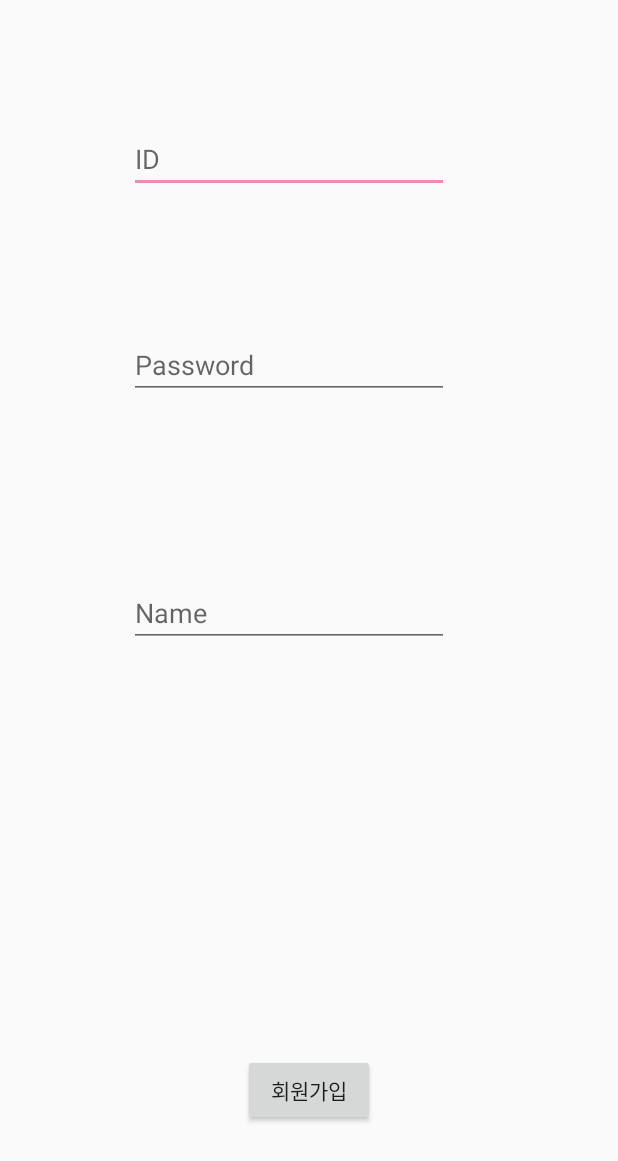
After one commit to alsghwhvhr12/babmukja-and-, an Android app: the RegActivity screen opened directly, with no data from a screen before it, on a phone screen of 412 x 824 dp. The commit adds this screen. Shown: the top 1161 px of the screen. Run offline under Robolectric (Android 15) with nearby library versions, the phone set to English and light mode, and no system bars.

Commit message:
회원가입

```diff
--- a/app/build.gradle
+++ b/app/build.gradle
@@ -5,7 +5,7 @@ android {
     buildToolsVersion "29.0.0"
     defaultConfig {
         applicationId "com.example.samplesenti"
-        minSdkVersion 29
+        minSdkVersion 28
         targetSdkVersion 29
         versionCode 1
         versionName "1.0"
--- a/app/src/main/AndroidManifest.xml
+++ b/app/src/main/AndroidManifest.xml
@@ -9,7 +9,8 @@
         android:roundIcon="@mipmap/ic_launcher_round"
         android:supportsRtl="true"
         android:theme="@style/AppTheme">
-        <activity android:name=".MainActivity2"></activity>
+        <activity android:name=".RegActivity"></activity>
+        <activity android:name=".MainActivity2" />
         <activity
             android:name=".MainMenuAct"
             android:label="@string/title_activity_main_menu" />
--- /dev/null
+++ b/app/src/main/java/com/example/samplesenti/RegActivity.java
@@ -0,0 +1,31 @@
+package com.example.samplesenti;
+
+import androidx.appcompat.app.AppCompatActivity;
+
+import android.content.Intent;
+import android.os.Bundle;
+import android.view.View;
+import android.widget.Button;
+import android.widget.EditText;
+
+public class RegActivity extends AppCompatActivity {
+
+    @Override
+    protected void onCreate(Bundle savedInstanceState) {
+        super.onCreate(savedInstanceState);
+        setContentView(R.layout.activity_reg);
+
+        EditText etId  = (EditText) findViewById(R.id.etId);
+        EditText etPassword = (EditText) findViewById(R.id.etPassword);
+        EditText etName = (EditText) findViewById(R.id.etName);
+        Button btnReg= (Button) findViewById(R.id.btnReg);
+
+        btnReg.setOnClickListener(new View.OnClickListener() {
+            @Override
+            public void onClick(View view) {
+                Intent registerintent = new Intent(RegActivity.this,MainMenuAct.class);
+                RegActivity.this.startActivity(registerintent);
+            }
+        });
+    }
+}
--- /dev/null
+++ b/app/src/main/res/layout/activity_reg.xml
@@ -0,0 +1,55 @@
+<?xml version="1.0" encoding="utf-8"?>
+<androidx.constraintlayout.widget.ConstraintLayout xmlns:android="http://schemas.android.com/apk/res/android"
+    xmlns:app="http://schemas.android.com/apk/res-auto"
+    xmlns:tools="http://schemas.android.com/tools"
+    android:layout_width="match_parent"
+    android:layout_height="match_parent"
+    tools:context=".RegActivity">
+
+    <EditText
+        android:id="@+id/etId"
+        android:layout_width="wrap_content"
+        android:layout_height="wrap_content"
+        android:layout_marginTop="83dp"
+        android:ems="10"
+        android:hint="ID"
+        android:inputType="textPersonName"
+        app:layout_constraintEnd_toEndOf="@+id/etPassword"
+        app:layout_constraintStart_toStartOf="@+id/etPassword"
+        app:layout_constraintTop_toTopOf="parent"
+        android:autofillHints="" />
+
+    <EditText
+        android:id="@+id/etPassword"
+        android:layout_width="wrap_content"
+        android:layout_height="wrap_content"
+        android:layout_marginTop="92dp"
+        android:ems="10"
+        android:hint="Password"
+        android:inputType="textPassword"
+        app:layout_constraintEnd_toEndOf="@+id/etName"
+        app:layout_constraintStart_toStartOf="@+id/etName"
+        app:layout_constraintTop_toBottomOf="@+id/etId" />
+
+    <Button
+        android:id="@+id/btnReg"
+        android:layout_width="wrap_content"
+        android:layout_height="wrap_content"
+        android:layout_marginBottom="73dp"
+        android:text="회원가입"
+        app:layout_constraintBottom_toBottomOf="parent"
+        app:layout_constraintEnd_toEndOf="parent"
+        app:layout_constraintStart_toStartOf="parent" />
+
+    <EditText
+        android:id="@+id/etName"
+        android:layout_width="wrap_content"
+        android:layout_height="wrap_content"
+        android:layout_marginStart="86dp"
+        android:layout_marginTop="120dp"
+        android:ems="10"
+        android:hint="Name"
+        android:inputType="textPersonName"
+        app:layout_constraintStart_toStartOf="parent"
+        app:layout_constraintTop_toBottomOf="@+id/etPassword" />
+</androidx.constraintlayout.widget.ConstraintLayout>
--- a/app/src/main/res/layout/fragment_home.xml
+++ b/app/src/main/res/layout/fragment_home.xml
@@ -93,7 +93,7 @@
                     android:text="피굽" />
 
                 <TextView
-                    android:id="@+id/textView5"
+                    android:id="@+id/tvWantReg"
                     android:layout_width="0dp"
                     android:layout_height="wrap_content"
                     android:layout_weight="2"
--- a/build.gradle
+++ b/build.gradle
@@ -7,7 +7,7 @@ buildscript {
 
     }
     dependencies {
-        classpath 'com.android.tools.build:gradle:3.4.1'
+        classpath 'com.android.tools.build:gradle:3.4.2'
 
         // NOTE: Do not place your application dependencies here; they belong
         // in the individual module build.gradle files
```
Also changed, not shown: app/src/main/java/com/example/samplesenti/loginAct.java (+17 -9 lines), app/src/main/res/layout/activity_login.xml (+16 -16 lines).
